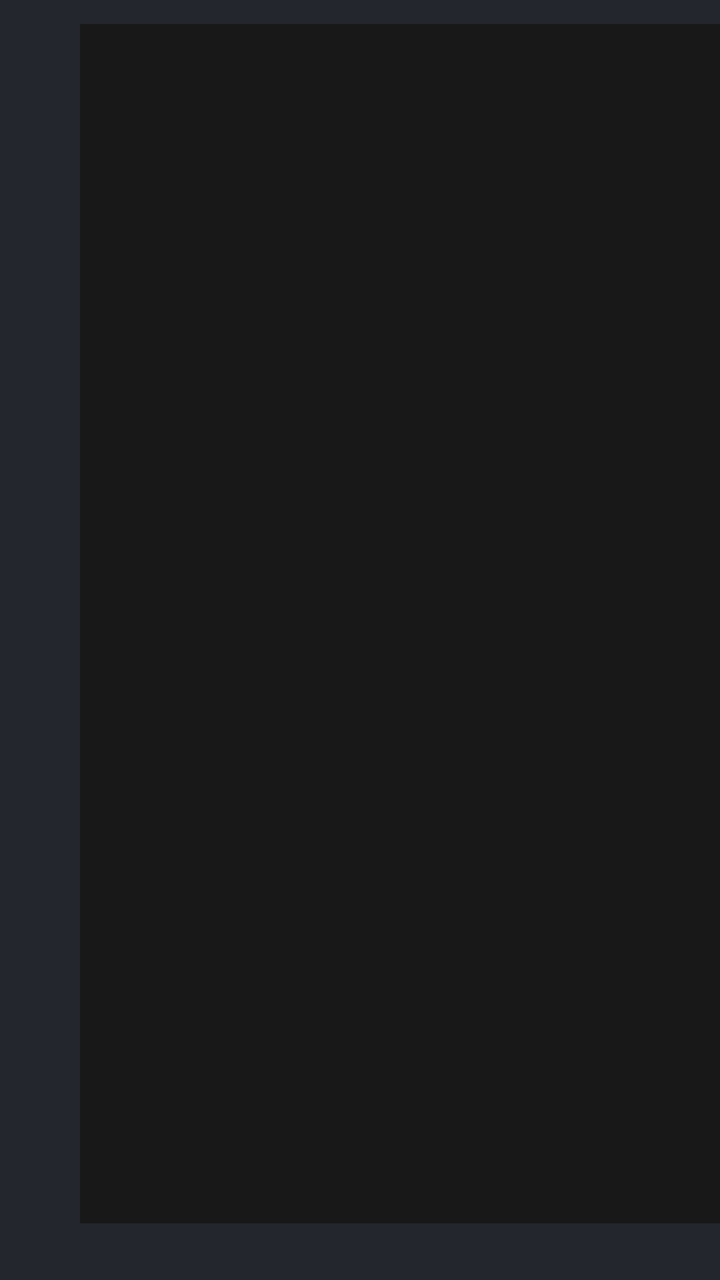
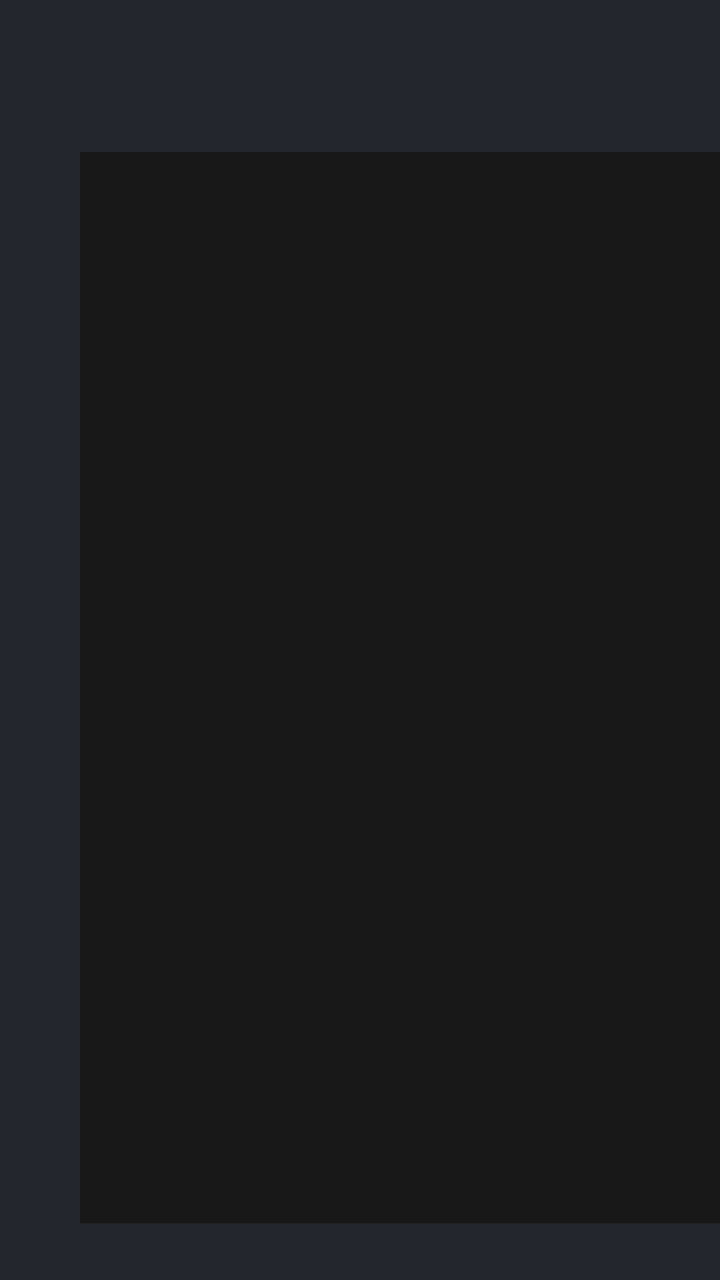

Before-and-after screenshots of an Android layout around one commit, followed by the original layout XML and the change that was made.
<!-- AndroidManifest.xml: application theme Theme.IronPad -->
<!-- res/layout/activity_main.xml -->
<?xml version="1.0" encoding="utf-8"?>
<LinearLayout xmlns:android="http://schemas.android.com/apk/res/android"
    android:layout_width="match_parent"
    android:layout_height="match_parent"
    android:orientation="vertical"
    android:background="#181818">

    <HorizontalScrollView
        android:layout_width="match_parent"
        android:layout_height="wrap_content"
        android:background="#23262C"
        android:scrollbars="none">

        <LinearLayout
            android:id="@+id/tabStrip"
            android:layout_width="wrap_content"
            android:layout_height="wrap_content"
            android:orientation="horizontal"
            android:padding="6dp" />
    </HorizontalScrollView>

    <LinearLayout
        android:layout_width="match_parent"
        android:layout_height="0dp"
        android:layout_weight="1"
        android:orientation="horizontal"
        android:background="#181818">

        <TextView
            android:id="@+id/lineNumbers"
            android:layout_width="wrap_content"
            android:layout_height="match_parent"
            android:minWidth="40dp"
            android:paddingStart="8dp"
            android:paddingEnd="8dp"
            android:paddingTop="8dp"
            android:textColor="#888E98"
            android:fontFamily="monospace"
            android:textSize="14sp"
            android:gravity="top|end"
            android:background="#23262C" />

        <EditText
            android:id="@+id/editor"
            android:layout_width="0dp"
            android:layout_height="match_parent"
            android:layout_weight="1"
            android:background="#181818"
            android:textColor="#E0E0E0"
            android:fontFamily="monospace"
            android:textSize="14sp"
            android:gravity="top|start"
            android:inputType="textMultiLine|textNoSuggestions"
            android:scrollbars="vertical"
            android:padding="8dp" />
    </LinearLayout>

    <TextView
        android:id="@+id/status"
        android:layout_width="match_parent"
        android:layout_height="wrap_content"
        android:background="#23262C"
        android:textColor="#888E98"
        android:fontFamily="monospace"
        android:textSize="12sp"
        android:padding="6dp" />
</LinearLayout>
<!-- resources referenced by this layout -->
<resources>
  <style name="Theme.IronPad" parent="Theme.Material3.Dark.NoActionBar">
          <item name="colorPrimary">@android:color/white</item>
          <item name="android:windowBackground">#181818</item>
          <item name="android:textColorPrimary">#E0E0E0</item>
          <item name="android:editTextColor">#E0E0E0</item>
          <item name="android:fontFamily">monospace</item>
      </style>
</resources>

<!-- the commit's change to res/layout/activity_main.xml (unified diff, before → after) -->
@@ -4,6 +4,12 @@
     android:layout_height="match_parent"
     android:orientation="vertical"
     android:background="#181818">
+
+    <androidx.appcompat.widget.Toolbar
+        android:id="@+id/toolbar"
+        android:layout_width="match_parent"
+        android:layout_height="wrap_content"
+        android:background="#23262C" />
 
     <HorizontalScrollView
         android:layout_width="match_parent"
